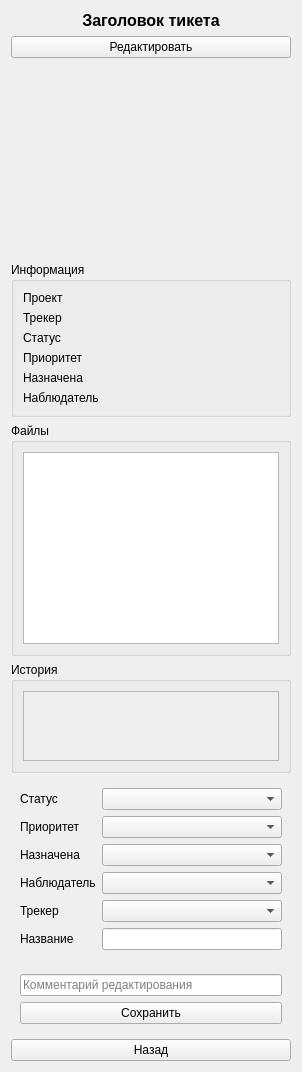
abdull-vetrom/TickteSystem, file ticketcard.ui: the form before one commit.
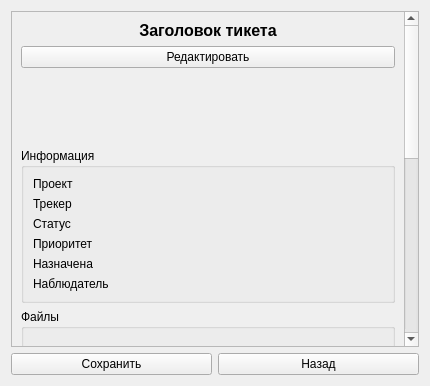
The form after the commit.

```diff
--- a/ticketcard.ui
+++ b/ticketcard.ui
@@ -4,6 +4,14 @@
  <widget class="QWidget" name="TicketCard">
   <layout class="QVBoxLayout" name="verticalLayout">
    <item>
+    <widget class="QScrollArea" name="mainScrollArea">
+     <property name="widgetResizable">
+      <bool>true</bool>
+     </property>
+     <widget class="QWidget" name="scrollContents">
+      <layout class="QVBoxLayout" name="scrollLayout">
+
+       <item>
     <widget class="QLabel" name="ticketTitleLabel">
      <property name="styleSheet">
       <string>font-size: 16px; font-weight: bold;</string>
@@ -16,7 +24,16 @@
      </property>
     </widget>
    </item>
-   <item><widget class="QPushButton" name="editButton"><property name="text"><string>Редактировать</string></property></widget></item><item>
+
+       <item>
+        <widget class="QPushButton" name="editButton">
+         <property name="text">
+          <string>Редактировать</string>
+         </property>
+        </widget>
+       </item>
+
+       <item>
     <widget class="QTextEdit" name="ticketDescription">
      <property name="readOnly">
       <bool>true</bool>
@@ -26,13 +43,20 @@
      </property>
     </widget>
    </item>
+
    <item>
     <widget class="QGroupBox" name="infoBox">
      <property name="title">
       <string>Информация</string>
      </property>
      <layout class="QFormLayout" name="formLayout">
-      <item row="0" column="0"><widget class="QLabel"><property name="text"><string>Проект</string></property></widget></item>
+          <item row="0" column="0">
+           <widget class="QLabel">
+            <property name="text">
+             <string>Проект</string>
+            </property>
+           </widget>
+          </item>
       <item row="0" column="1"><widget class="QLabel" name="labelProjectValue" /></item>
       <item row="1" column="0"><widget class="QLabel"><property name="text"><string>Трекер</string></property></widget></item>
       <item row="1" column="1"><widget class="QLabel" name="labelTrackerValue" /></item>
@@ -47,46 +71,35 @@
      </layout>
     </widget>
    </item>
+
    <item>
     <widget class="QGroupBox" name="filesBox">
      <property name="title">
       <string>Файлы</string>
      </property>
-     <layout class="QVBoxLayout" name="filesLayout">
-      <item><widget class="QListWidget" name="fileList" /></item>
-     </layout>
-    </widget>
-   </item>
+         <layout class="QVBoxLayout" name="filesLayout"/>
+        </widget>
+       </item>
+
    <item>
     <widget class="QGroupBox" name="historyBox">
-     <property name="title">
-      <string>История</string>
-     </property>
+         <property name="title"><string>История</string></property>
      <layout class="QVBoxLayout" name="verticalLayout_historyGroup">
       <item>
       <widget class="QScrollArea" name="historyScrollArea">
-       <property name="widgetResizable">
-        <bool>true</bool>
-       </property>
+            <property name="widgetResizable"><bool>true</bool></property>
        <widget class="QWidget" name="historyScrollContents">
-        <property name="minimumSize">
-         <size>
-          <width>0</width>
-          <height>0</height>
-         </size>
-        </property>
-        <layout class="QVBoxLayout" name="historyLayout" />
+             <layout class="QVBoxLayout" name="historyLayout"/>
        </widget>
       </widget>
       </item>
       </layout>
     </widget>
    </item>
+
    <item>
     <widget class="QWidget" name="editPanel">
-     <property name="visible">
-      <bool>false</bool>
-     </property>
+         <property name="visible"><bool>false</bool></property>
      <layout class="QFormLayout" name="editFormLayout">
       <item row="0" column="0"><widget class="QLabel"><property name="text"><string>Статус</string></property></widget></item>
       <item row="0" column="1"><widget class="QComboBox" name="editStatus" /></item>
@@ -100,31 +113,34 @@
       <item row="4" column="1"><widget class="QComboBox" name="editTracker" /></item>
       <item row="5" column="0"><widget class="QLabel"><property name="text"><string>Название</string></property></widget></item>
       <item row="5" column="1"><widget class="QLineEdit" name="editTitle" /></item>
+          <item row="6" column="0"><widget class="QPushButton" name="attachFileButton"><property name="text"><string>Прикрепить файл</string></property></widget></item>
+          <item row="6" column="1"><widget class="QListWidget" name="attachedFilesList"/></item>
      </layout>
     </widget>
    </item>
+
    <item>
     <widget class="QWidget" name="editFooterPanel">
      <property name="visible"><bool>false</bool></property>
      <layout class="QVBoxLayout">
-      <item>
-       <widget class="QLineEdit" name="commentEdit">
-        <property name="placeholderText">
-         <string>Комментарий редактирования</string>
-        </property>
-       </widget>
-      </item>
-      <item>
-       <widget class="QPushButton" name="saveButton">
-        <property name="text">
-         <string>Сохранить</string>
-        </property>
-       </widget>
-      </item>
-     </layout>
-    </widget>
+          <item><widget class="QLineEdit" name="commentEdit"><property name="placeholderText"><string>Комментарий редактирования</string></property></widget></item>
+         </layout>
+        </widget>
+       </item>
+
+      </layout>
+     </widget>
+    </widget>
+   </item>
+
+   <item>
+    <layout class="QHBoxLayout" name="footerButtons">
+     <item><widget class="QPushButton" name="saveButton"><property name="text"><string>Сохранить</string></property></widget></item>
+     <item><widget class="QPushButton" name="backButton"><property name="text"><string>Назад</string></property></widget></item>
+    </layout>
    </item>
-  <item><widget class="QPushButton" name="backButton"><property name="text"><string>Назад</string></property></widget></item></layout>
+
+  </layout>
  </widget>
  <resources />
  <connections />
```
Left out of the diff: 6 changed lines with no effect on the pictures. Lines whose indentation alone changed are shown as unchanged.
